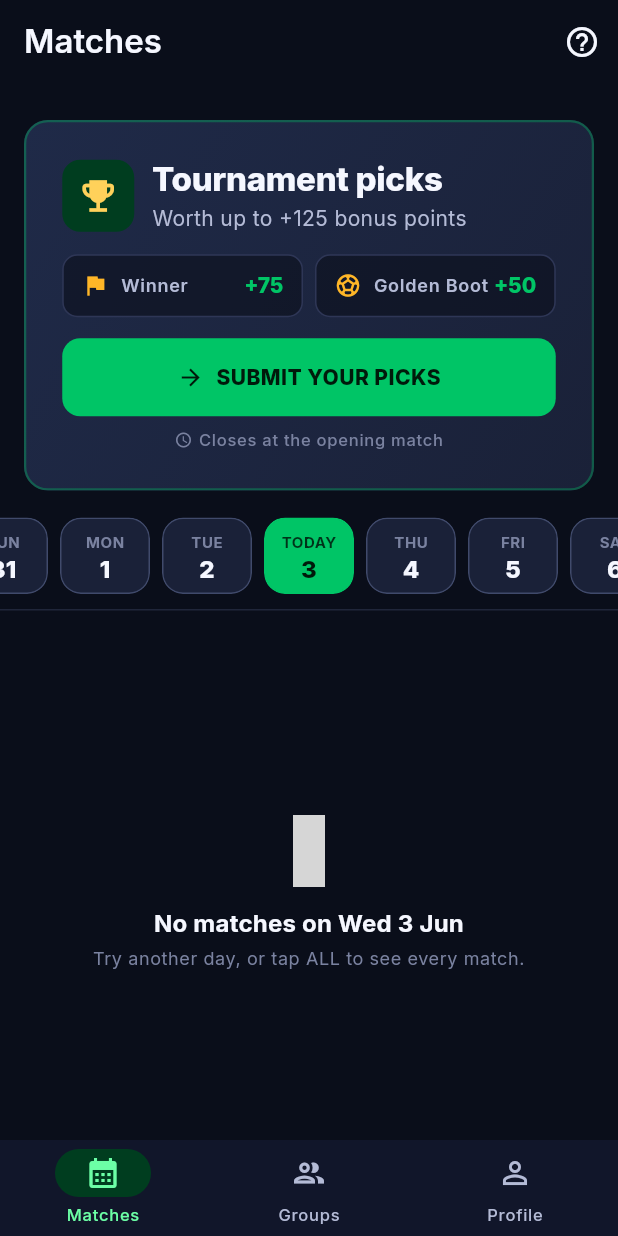
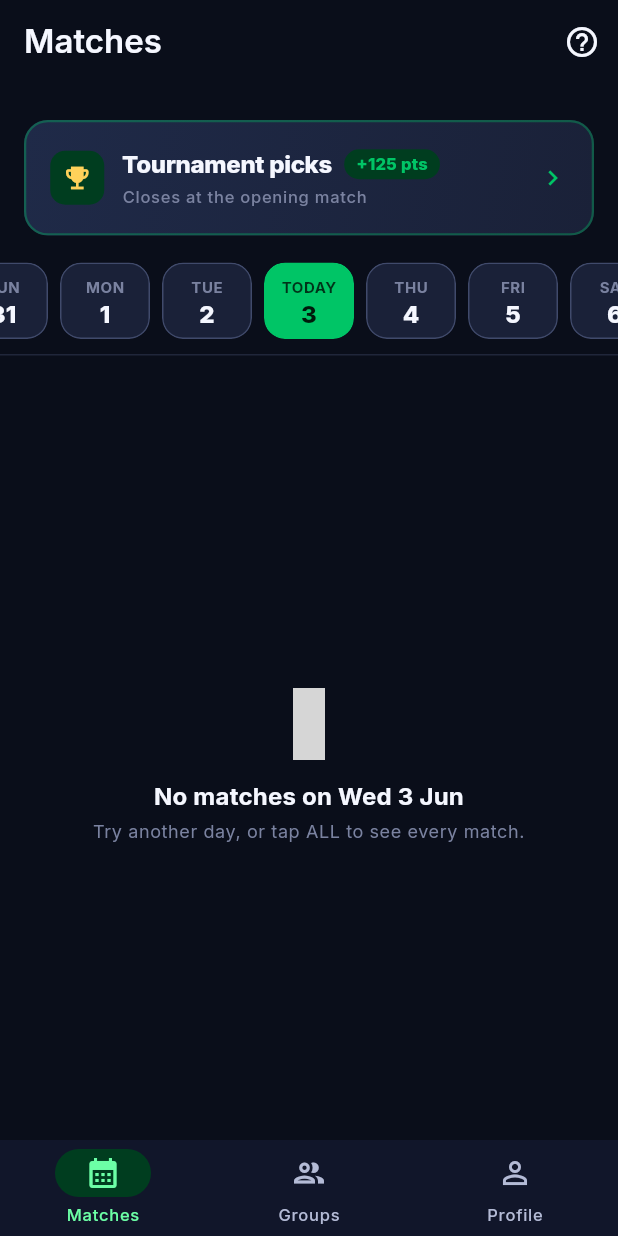
Before and after one commit to dlovric01/wcpredict, a Flutter app: the screen it shows once a user with an empty profile is signed in, on a phone screen of 412 x 824 dp. Run offline on Flutter 3.47's test engine with Material 3 defaults, Android fonts, the phone set to English and light mode, and no system bars; drawn by our look-alikes of talker_flutter; our stand-ins replace cached_network_image, firebase_core, firebase_messaging, flutter_animate, flutter_riverpod, go_router and 6 more; accounts and stored records are empty; network calls fail; grey boxes are pictures that could not be loaded.

Commit message:
polish(matches): compact tournament picks CTA banner
Pre-launch the CTA banner (state 1 — no picks yet) dominated the
matches screen viewport: a 48px trophy icon, two boxed bonus tiles,
a full-width SUBMIT button, plus a separate lock-text footer all
stacked vertically. Estimated ~200dp of chrome above the chip bar.

Collapsed to a single-row layout:
  • 36px square icon block on the left
  • Title + "+125 pts" inline pill in row 1
  • Lock deadline (formatLockDeadline) in row 2
  • Chevron-right affordance on the right

  Material + InkWell wrap is preserved so the whole card is still
  tappable to /tournament. Padding lg → md, height now ~88dp.

Removed
  • _BonusTile widget (unused after the merge into the inline pill)
  • Standalone FilledButton.icon "SUBMIT YOUR PICKS"
  • Separate clock-icon + lock-text Row

Behavior unchanged: same route, same lock deadline computation, same
visual accent (gradient + green border). The picks-submitted state
(_BannerCard) already had a compact layout — untouched.

  flutter analyze   → No issues found
  flutter test      → 354 pass / 9 skipped

```diff
--- a/lib/features/matches/tournament_achievement_banner.dart
+++ b/lib/features/matches/tournament_achievement_banner.dart
@@ -199,102 +199,75 @@ class _CtaBanner extends StatelessWidget {
                 width: 1.5,
               ),
             ),
-            padding: const EdgeInsets.all(AppSpacing.lg),
-            child: Column(
-              crossAxisAlignment: CrossAxisAlignment.start,
-              children: [
-                Row(
+            padding: const EdgeInsets.all(AppSpacing.md),
+            child: Row(
               children: [
                 Container(
-                      width: 48,
-                      height: 48,
+                  width: 36,
+                  height: 36,
                   decoration: BoxDecoration(
                     color: AppColors.primaryContainer,
-                        borderRadius: BorderRadius.circular(12),
+                    borderRadius: BorderRadius.circular(10),
                   ),
                   child: const Icon(
                     Icons.emoji_events,
                     color: AppColors.gold,
-                        size: 28,
+                    size: 20,
                   ),
                 ),
                 const SizedBox(width: 12),
                 Expanded(
                   child: Column(
                     crossAxisAlignment: CrossAxisAlignment.start,
+                    mainAxisSize: MainAxisSize.min,
                     children: [
-                          Text(
+                      Row(
+                        children: [
+                          Flexible(
+                            child: Text(
                               'Tournament picks',
-                            style: theme.textTheme.titleLarge?.copyWith(
+                              style: theme.textTheme.titleMedium?.copyWith(
                                 fontWeight: FontWeight.w800,
                                 letterSpacing: -0.2,
                               ),
+                              overflow: TextOverflow.ellipsis,
                             ),
-                          const SizedBox(height: 2),
-                          Text(
-                            'Worth up to +125 bonus points',
-                            style: theme.textTheme.bodyMedium?.copyWith(
-                              color: AppColors.onSurfaceVariant,
+                          ),
+                          const SizedBox(width: 8),
+                          Container(
+                            padding: const EdgeInsets.symmetric(
+                                horizontal: 8, vertical: 2),
+                            decoration: BoxDecoration(
+                              color: AppColors.primaryContainer,
+                              borderRadius: BorderRadius.circular(999),
+                            ),
+                            child: Text(
+                              '+125 pts',
+                              style: theme.textTheme.labelSmall?.copyWith(
+                                color: AppColors.primary,
+                                fontWeight: FontWeight.w800,
+                                letterSpacing: 0.2,
+                              ),
                             ),
                           ),
                         ],
                       ),
-                    ),
-                  ],
-                ),
-                const SizedBox(height: 14),
-                // Bonus breakdown
-                Row(
-                  children: [
-                    Expanded(
-                      child: _BonusTile(
-                        icon: Icons.flag,
-                        label: 'Winner',
-                        value: '+75',
-                      ),
-                    ),
-                    const SizedBox(width: 8),
-                    Expanded(
-                      child: _BonusTile(
-                        icon: Icons.sports_soccer,
-                        label: 'Golden Boot',
-                        value: '+50',
-                      ),
-                    ),
-                  ],
-                ),
-                const SizedBox(height: 14),
-                // Big CTA button
-                SizedBox(
-                  width: double.infinity,
-                  child: FilledButton.icon(
-                    onPressed: onTap,
-                    style: FilledButton.styleFrom(
-                      backgroundColor: AppColors.primary,
-                      foregroundColor: AppColors.onPrimary,
-                      padding: const EdgeInsets.symmetric(vertical: 14),
-                      textStyle: theme.textTheme.titleSmall?.copyWith(
-                        fontWeight: FontWeight.w800,
-                        letterSpacing: 0.3,
-                      ),
-                    ),
-                    icon: const Icon(Icons.arrow_forward, size: 18),
-                    label: const Text('SUBMIT YOUR PICKS'),
-                  ),
-                ),
-                const SizedBox(height: 8),
-                Row(
-                  mainAxisAlignment: MainAxisAlignment.center,
-                  children: [
-                    const Icon(Icons.schedule, size: 12, color: AppColors.onSurfaceMuted),
-                    const SizedBox(width: 4),
+                      const SizedBox(height: 2),
                       Text(
                         lockText,
                         style: theme.textTheme.labelSmall?.copyWith(
                           color: AppColors.onSurfaceMuted,
                         ),
+                        overflow: TextOverflow.ellipsis,
                       ),
                     ],
+                  ),
+                ),
+                const SizedBox(width: 10),
+                const Icon(
+                  Icons.chevron_right,
+                  size: 20,
+                  color: AppColors.primary,
                 ),
               ],
             ),
@@ -304,50 +277,6 @@ class _CtaBanner extends StatelessWidget {
     );
   }
 }
-
-class _BonusTile extends StatelessWidget {
-  const _BonusTile({required this.icon, required this.label, required this.value});
-  final IconData icon;
-  final String label;
-  final String value;
-
-  @override
-  Widget build(BuildContext context) {
-    final theme = Theme.of(context);
-    return Container(
-      padding: const EdgeInsets.symmetric(horizontal: 12, vertical: 10),
-      decoration: BoxDecoration(
-        color: AppColors.surfaceBase.withValues(alpha: 0.6),
-        borderRadius: BorderRadius.circular(10),
-        border: Border.all(color: AppColors.outline),
-      ),
-      child: Row(
-        children: [
-          Icon(icon, size: 18, color: AppColors.secondary),
-          const SizedBox(width: 8),
-          Expanded(
-            child: Text(
-              label,
-              style: theme.textTheme.labelMedium?.copyWith(
-                color: AppColors.onSurfaceVariant,
-                fontWeight: FontWeight.w600,
-              ),
-              overflow: TextOverflow.ellipsis,
-            ),
-          ),
-          Text(
-            value,
-            style: theme.textTheme.titleSmall?.copyWith(
-              color: AppColors.primary,
-              fontWeight: FontWeight.w800,
-            ),
-          ),
-        ],
-      ),
-    );
-  }
-}
-
 // ─── Shared card for states 2/3/4 (picks submitted / locked / resolved) ──────
 
 class _BannerCard extends StatelessWidget {
```
Lines whose indentation alone changed are shown as unchanged.
